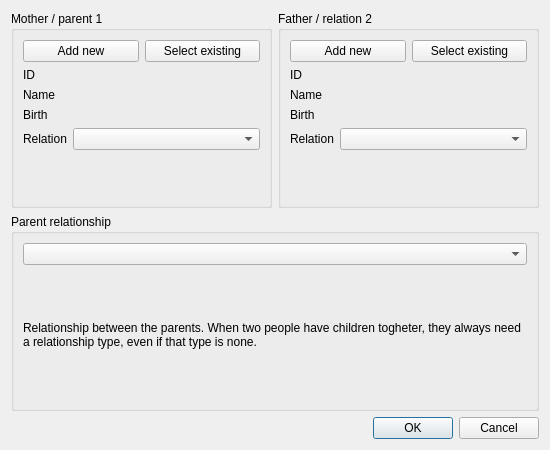
Qt form src/editors/new_family_editor_dialog.ui (niknetniko/opa) before a commit.
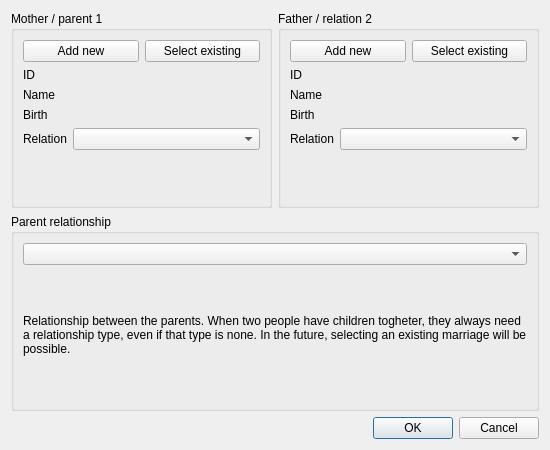
The same form after that commit. Icons and pictures are not drawn.

```diff
--- a/src/editors/new_family_editor_dialog.ui
+++ b/src/editors/new_family_editor_dialog.ui
@@ -223,7 +223,7 @@
       <item>
        <widget class="QLabel" name="label">
         <property name="text">
-         <string>Relationship between the parents. When two people have children togheter, they always need a relationship type, even if that type is none.</string>
+         <string>Relationship between the parents. When two people have children togheter, they always need a relationship type, even if that type is none. In the future, selecting an existing marriage will be possible.</string>
         </property>
         <property name="wordWrap">
          <bool>true</bool>
```
